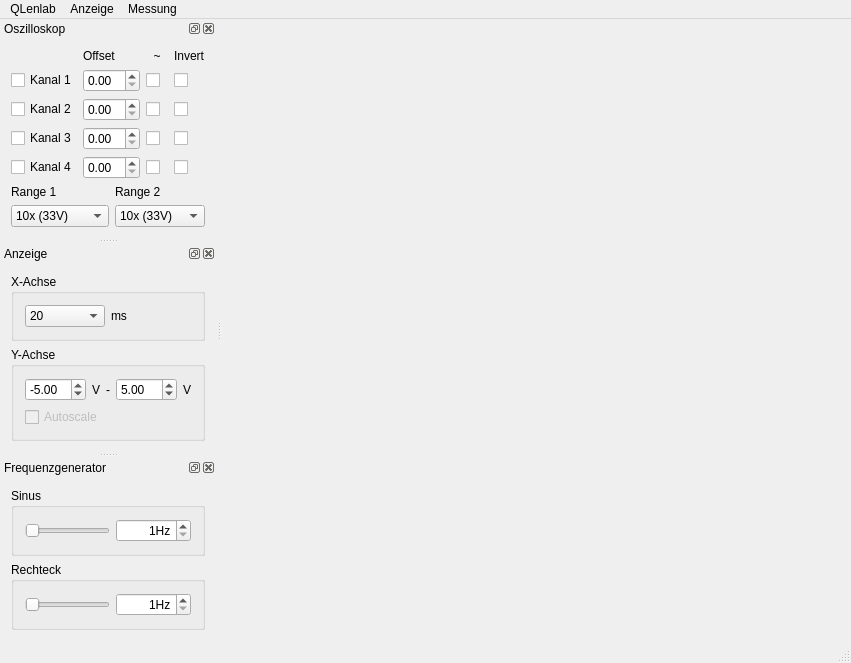
Qt form qlenlab.ui (flesniak/qlenlab) before a commit.
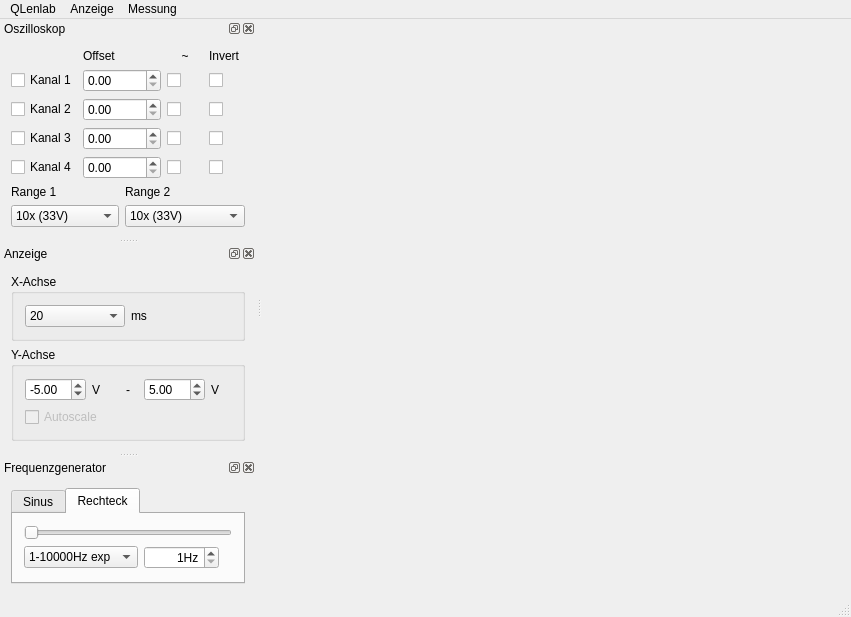
The same form after that commit. The open tabs and pages were chosen to show the change.

Commit message: frequency manipulation finished

```diff
--- a/qlenlab.ui
+++ b/qlenlab.ui
@@ -442,14 +442,18 @@
    <attribute name="dockWidgetArea">
     <number>1</number>
    </attribute>
-   <widget class="QWidget" name="dockWidgetContents">
-    <layout class="QVBoxLayout" name="verticalLayout_3">
+   <widget class="QWidget" name="dockWidgetContents_generator">
+    <layout class="QVBoxLayout" name="verticalLayout_5">
      <item>
-      <widget class="QGroupBox" name="groupBox_generator_sinus">
-       <property name="title">
+      <widget class="QTabWidget" name="tabWidget_generator">
+       <property name="currentIndex">
+        <number>0</number>
+       </property>
+       <widget class="QWidget" name="tab_generator_sinus">
+        <attribute name="title">
         <string>Sinus</string>
-       </property>
-       <layout class="QHBoxLayout" name="horizontalLayout_3">
+        </attribute>
+        <layout class="QVBoxLayout" name="verticalLayout_4">
         <item>
          <widget class="QSlider" name="slider_sinus">
           <property name="minimum">
@@ -467,6 +471,32 @@
          </widget>
         </item>
         <item>
+          <layout class="QHBoxLayout" name="horizontalLayout_4">
+           <item>
+            <widget class="QComboBox" name="comboBox_range_sinus">
+             <item>
+              <property name="text">
+               <string>1-10000Hz exp</string>
+              </property>
+             </item>
+             <item>
+              <property name="text">
+               <string>1-100Hz</string>
+              </property>
+             </item>
+             <item>
+              <property name="text">
+               <string>100-1000Hz</string>
+              </property>
+             </item>
+             <item>
+              <property name="text">
+               <string>1000-10000Hz</string>
+              </property>
+             </item>
+            </widget>
+           </item>
+           <item>
          <widget class="QSpinBox" name="spinBox_sinus">
           <property name="alignment">
            <set>Qt::AlignRight|Qt::AlignTrailing|Qt::AlignVCenter</set>
@@ -482,15 +512,28 @@
           </property>
          </widget>
         </item>
-       </layout>
-      </widget>
-     </item>
      <item>
-      <widget class="QGroupBox" name="groupBox_generator_square">
-       <property name="title">
+            <spacer name="horizontalSpacer">
+             <property name="orientation">
+              <enum>Qt::Horizontal</enum>
+             </property>
+             <property name="sizeHint" stdset="0">
+              <size>
+               <width>13</width>
+               <height>20</height>
+              </size>
+             </property>
+            </spacer>
+           </item>
+          </layout>
+         </item>
+        </layout>
+       </widget>
+       <widget class="QWidget" name="tab_generator_square">
+        <attribute name="title">
         <string>Rechteck</string>
-       </property>
-       <layout class="QHBoxLayout" name="horizontalLayout_4">
+        </attribute>
+        <layout class="QVBoxLayout" name="verticalLayout_3">
         <item>
          <widget class="QSlider" name="slider_square">
           <property name="minimum">
@@ -514,6 +557,32 @@
          </widget>
         </item>
         <item>
+          <layout class="QHBoxLayout" name="horizontalLayout_3">
+           <item>
+            <widget class="QComboBox" name="comboBox_range_square">
+             <item>
+              <property name="text">
+               <string>1-10000Hz exp</string>
+              </property>
+             </item>
+             <item>
+              <property name="text">
+               <string>1-100Hz</string>
+              </property>
+             </item>
+             <item>
+              <property name="text">
+               <string>100-1000Hz</string>
+              </property>
+             </item>
+             <item>
+              <property name="text">
+               <string>1000-10000Hz</string>
+              </property>
+             </item>
+            </widget>
+           </item>
+           <item>
          <widget class="QSpinBox" name="spinBox_square">
           <property name="alignment">
            <set>Qt::AlignRight|Qt::AlignTrailing|Qt::AlignVCenter</set>
@@ -529,7 +598,23 @@
           </property>
          </widget>
         </item>
-       </layout>
+           <item>
+            <spacer name="horizontalSpacer_2">
+             <property name="orientation">
+              <enum>Qt::Horizontal</enum>
+             </property>
+             <property name="sizeHint" stdset="0">
+              <size>
+               <width>13</width>
+               <height>20</height>
+              </size>
+             </property>
+            </spacer>
+           </item>
+          </layout>
+         </item>
+        </layout>
+       </widget>
       </widget>
      </item>
      <item>
```
Left out of the diff: 4 changed lines with no effect on the pictures. Lines whose indentation alone changed are shown as unchanged. The commit also changes 2 other files.
